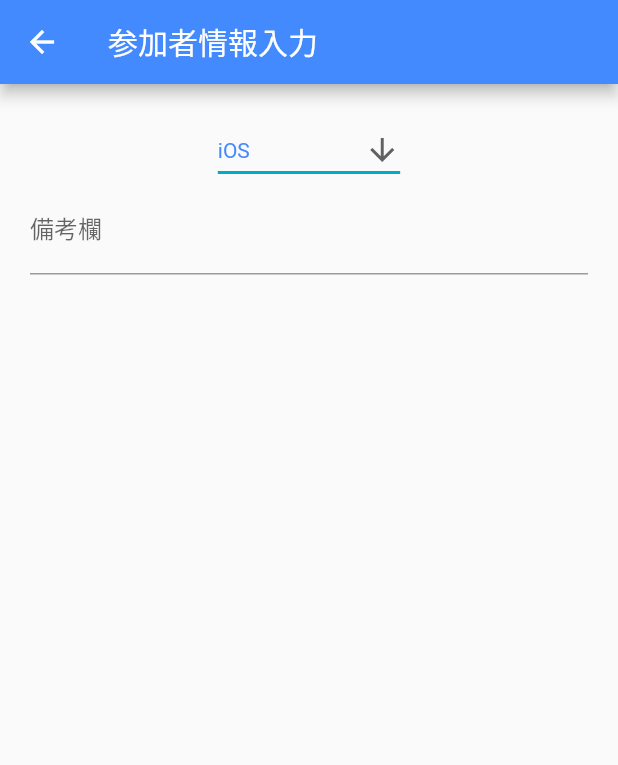
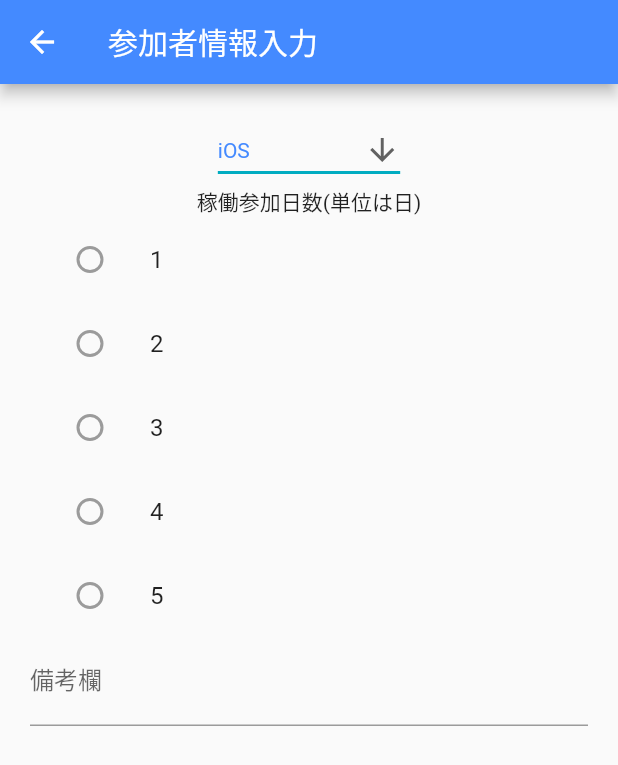
Before and after one commit to CA21engineer/morning-weakers, a Flutter app: the InputParticipantInfoPage screen opened by its route, on a phone screen of 412 x 824 dp. Shown: the top 765 px of the screen. Run offline on Flutter 3.47's test engine with Material 2 defaults, Android fonts, the phone set to English and light mode, and no system bars.

Commit message:
Add 稼働参加日数

```diff
--- a/lib/pages/input_participant_info/input_participant_info_page.dart
+++ b/lib/pages/input_participant_info/input_participant_info_page.dart
@@ -1,5 +1,6 @@
 import 'package:flutter/material.dart';
 import 'package:morning_weakers/pages/input_participant_info/widgets/desired_occupation.dart';
+import 'package:morning_weakers/pages/input_participant_info/widgets/working_days.dart';
 
 class InputParticipantInfoPage extends StatelessWidget {
   @override
@@ -17,6 +18,7 @@ class InputParticipantInfoPage extends StatelessWidget {
     child: Column(
       children: <Widget>[
         DesiredOccupation(),
+        WorkingDays(),
         TextFormField(
           decoration: const InputDecoration(
             labelText: '備考欄'
--- /dev/null
+++ b/lib/pages/input_participant_info/widgets/working_days.dart
@@ -0,0 +1,47 @@
+import 'package:flutter/material.dart';
+
+class WorkingDays extends StatelessWidget {
+  @override
+  Widget build(BuildContext context) {
+    return Column(
+      children: <Widget>[
+        const Text('稼働参加日数(単位は日)'),
+        ListTile(
+          title: const Text('1'),
+          leading: Radio(
+            value: 1,
+            activeColor: Theme.of(context).primaryColor,
+          ),
+        ),
+        ListTile(
+          title: const Text('2'),
+          leading: Radio(
+            value: 2,
+            activeColor: Theme.of(context).primaryColor,
+          ),
+        ),
+        ListTile(
+          title: const Text('3'),
+          leading: Radio(
+            value: 3,
+            activeColor: Theme.of(context).primaryColor,
+          ),
+        ),
+        ListTile(
+          title: const Text('4'),
+          leading: Radio(
+            value: 4,
+            activeColor: Theme.of(context).primaryColor,
+          ),
+        ),
+        ListTile(
+          title: const Text('5'),
+          leading: Radio(
+            value: 5,
+            activeColor: Theme.of(context).primaryColor,
+          ),
+        ),
+      ],
+    );
+  }
+}
```
